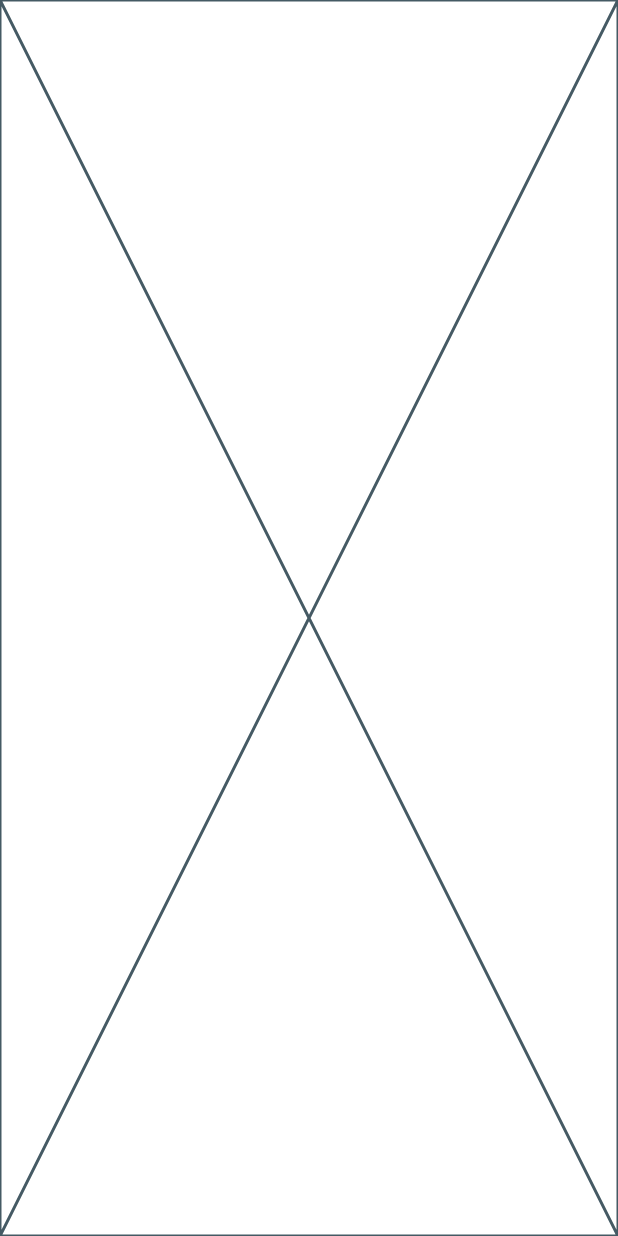
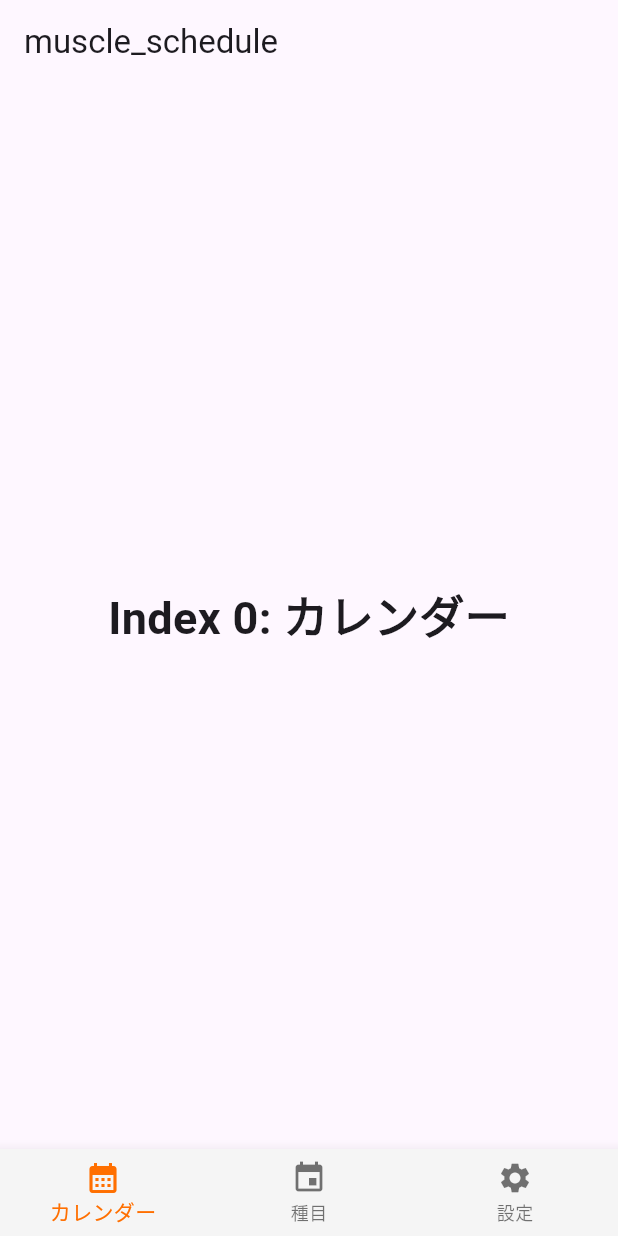
Before and after one commit to SigSigSing/muscle_Schedule, a Flutter app: the screen it shows after launch, on a phone screen of 412 x 824 dp. Run offline on Flutter 3.47's test engine with Material 3 defaults, Android fonts, the phone set to English and light mode, and no system bars.

Commit message:
[#4]Bottomnavigationbarの実装、カレンダー、種目、設定の実装

```diff
--- a/lib/app.dart
+++ b/lib/app.dart
@@ -1,6 +1,5 @@
 import 'package:flutter/material.dart';
 import 'package:flutter/src/widgets/framework.dart';
-import 'package:flutter/src/widgets/placeholder.dart';
 import 'package:muscle_schedule/top_page.dart';
 
 class App extends StatelessWidget {
@@ -11,16 +10,7 @@ class App extends StatelessWidget {
         return MaterialApp(
       title: 'Flutter Demo',
       theme: ThemeData(
-        // This is the theme of your application.
-        //
-        // Try running your application with "flutter run". You'll see the
-        // application has a blue toolbar. Then, without quitting the app, try
-        // changing the primarySwatch below to Colors.green and then invoke
-        // "hot reload" (press "r" in the console where you ran "flutter run",
-        // or simply save your changes to "hot reload" in a Flutter IDE).
-        // Notice that the counter didn't reset back to zero; the application
-        // is not restarted.
-        primarySwatch: Colors.blue,
+      primarySwatch: Colors.blue,
       ),
       home: const TopPage(),
     );
--- a/lib/top_page.dart
+++ b/lib/top_page.dart
@@ -1,11 +1,59 @@
+import 'package:flutter/material.dart';
+import 'package:flutter/src/widgets/basic.dart';
 import 'package:flutter/src/widgets/framework.dart';
-import 'package:flutter/src/widgets/placeholder.dart';
 
 class TopPage extends StatelessWidget {
   const TopPage({super.key});
 
   @override
   Widget build(BuildContext context) {
-    return const Placeholder();
+
+    return const Scaffold(
+      body: SafeArea(
+        child: MyStatefulWidget()));
   }
 }
+
+class MyStatefulWidget extends StatefulWidget {
+  const MyStatefulWidget({super.key});
+
+  @override
+  State<MyStatefulWidget> createState() => MyStatefulWidgetState();
+}
+
+class MyStatefulWidgetState extends State<MyStatefulWidget> {
+  int _selectedIndex = 0;
+  static const TextStyle optionStyle = TextStyle(fontSize: 30, fontWeight: FontWeight.bold);
+  static const List<Widget> _widgetOptions = <Widget>[
+    Text('Index 0: カレンダー', style: optionStyle,),
+    Text('Index 1: 種目入力', style: optionStyle,),
+    Text('Index 2: 設定', style: optionStyle,),
+  ];
+
+  void _onItemTapped(int index) {
+    setState(() {_selectedIndex = index;});
+  }
+
+  @override
+  Widget build(BuildContext context) {
+    return Scaffold(
+      appBar: AppBar(
+        title: const Text('muscle_schedule'),
+      ),
+      body: Center(
+        child: _widgetOptions.elementAt(_selectedIndex),
+      ),
+      bottomNavigationBar: BottomNavigationBar(
+        items: const <BottomNavigationBarItem>[
+          BottomNavigationBarItem(icon: Icon(Icons.calendar_month), label: 'カレンダー',),
+          BottomNavigationBarItem(icon: Icon(Icons.event), label: '種目',),
+          BottomNavigationBarItem(icon: Icon(Icons.settings), label: '設定',),
+        ],
+        currentIndex: _selectedIndex,
+        backgroundColor: Colors.grey[100],
+        selectedItemColor: Colors.amber[900],
+        onTap: _onItemTapped,
+      ),
+    );
+  }
+}
```
Also changed, not shown: lib/main.dart (line endings or trailing spaces), pubspec.lock, 2 other files.
